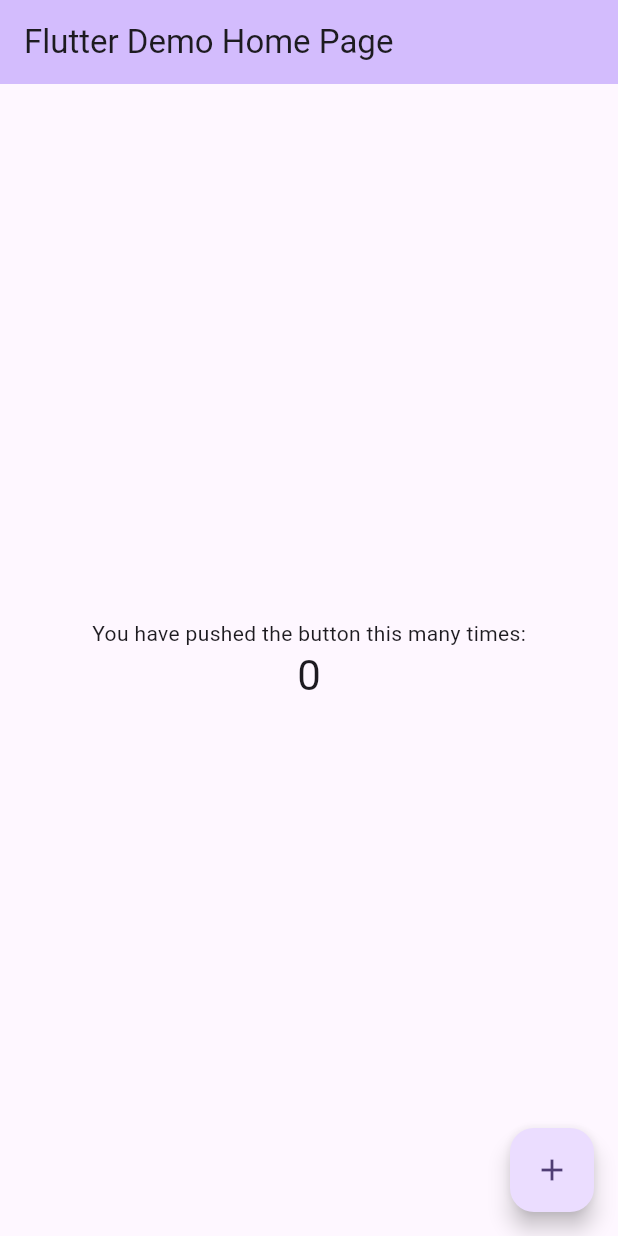
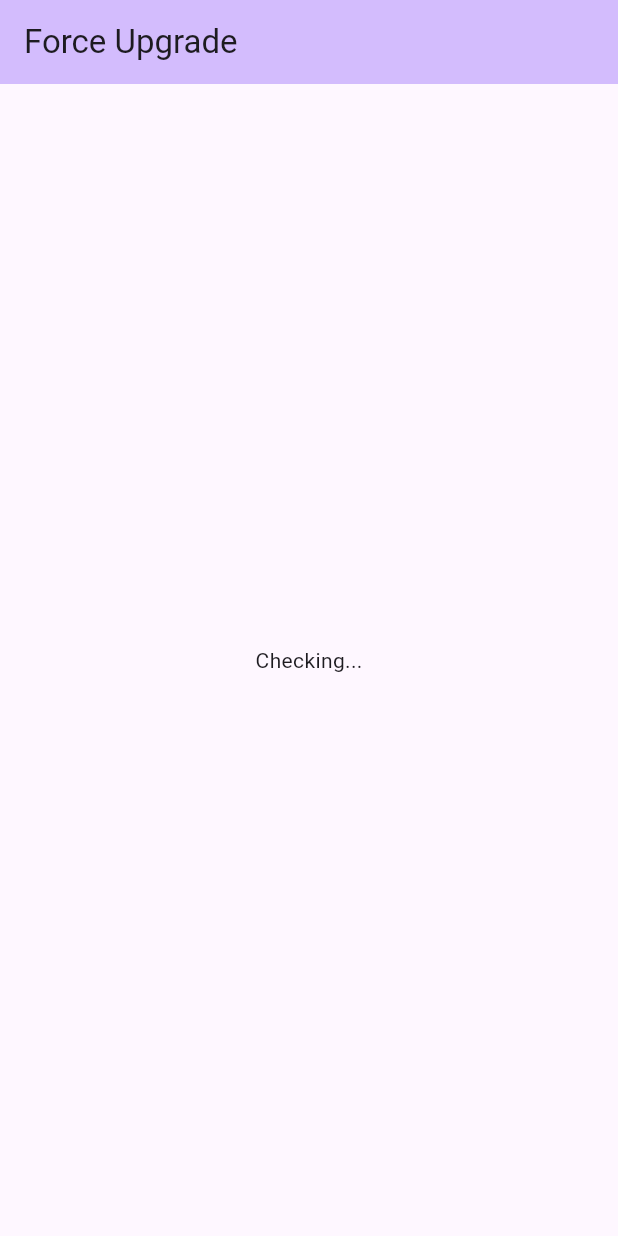
Before and after one commit to creativeprashant007/flutter_force_update, a Flutter app: the screen it shows after launch, on a phone screen of 412 x 824 dp. Run offline on Flutter 3.47's test engine with Material 2 defaults, Android fonts, the light colour scheme and no system bars; drawn by our look-alikes of upgrader.

Commit message:
fix:upgrader configuration

```diff
--- a/lib/main.dart
+++ b/lib/main.dart
@@ -1,4 +1,21 @@
-import 'package:flutter/material.dart';
+import 'package:flutter/material.dart'
+    show
+        AppBar,
+        BuildContext,
+        Center,
+        ColorScheme,
+        Colors,
+        MaterialApp,
+        Scaffold,
+        State,
+        StatefulWidget,
+        StatelessWidget,
+        Text,
+        Theme,
+        ThemeData,
+        Widget,
+        runApp;
+import 'package:upgrader/upgrader.dart';
 
 void main() {
   runApp(const MyApp());
@@ -11,42 +28,18 @@
   @override
   Widget build(BuildContext context) {
     return MaterialApp(
-      title: 'Flutter Demo',
+      title: '`Force Upgrade',
       theme: ThemeData(
-        // This is the theme of your application.
-        //
-        // TRY THIS: Try running your application with "flutter run". You'll see
-        // the application has a blue toolbar. Then, without quitting the app,
-        // try changing the seedColor in the colorScheme below to Colors.green
-        // and then invoke "hot reload" (save your changes or press the "hot
-        // reload" button in a Flutter-supported IDE, or press "r" if you used
-        // the command line to start the app).
-        //
-        // Notice that the counter didn't reset back to zero; the application
-        // state is not lost during the reload. To reset the state, use hot
-        // restart instead.
-        //
-        // This works for code too, not just values: Most code changes can be
-        // tested with just a hot reload.
         colorScheme: ColorScheme.fromSeed(seedColor: Colors.deepPurple),
         useMaterial3: true,
       ),
-      home: const MyHomePage(title: 'Flutter Demo Home Page'),
+      home: const MyHomePage(title: 'Force Upgrade'),
     );
   }
 }
 
 class MyHomePage extends StatefulWidget {
   const MyHomePage({super.key, required this.title});
-
-  // This widget is the home page of your application. It is stateful, meaning
-  // that it has a State object (defined below) that contains fields that affect
-  // how it looks.
-
-  // This class is the configuration for the state. It holds the values (in this
-  // case the title) provided by the parent (in this case the App widget) and
-  // used by the build method of the State. Fields in a Widget subclass are
-  // always marked "final".
 
   final String title;
 
@@ -55,71 +48,21 @@
 }
 
 class _MyHomePageState extends State<MyHomePage> {
-  int _counter = 0;
-
-  void _incrementCounter() {
-    setState(() {
-      // This call to setState tells the Flutter framework that something has
-      // changed in this State, which causes it to rerun the build method below
-      // so that the display can reflect the updated values. If we changed
-      // _counter without calling setState(), then the build method would not be
-      // called again, and so nothing would appear to happen.
-      _counter++;
-    });
-  }
-
+  final cfg = AppcastConfiguration(
+      url:
+          "https://raw.githubusercontent.com/larryaasen/upgrader/master/test/testappcast.xml",
+      supportedOS: ['android']);
   @override
   Widget build(BuildContext context) {
-    // This method is rerun every time setState is called, for instance as done
-    // by the _incrementCounter method above.
-    //
-    // The Flutter framework has been optimized to make rerunning build methods
-    // fast, so that you can just rebuild anything that needs updating rather
-    // than having to individually change instances of widgets.
     return Scaffold(
-      appBar: AppBar(
-        // TRY THIS: Try changing the color here to a specific color (to
-        // Colors.amber, perhaps?) and trigger a hot reload to see the AppBar
-        // change color while the other colors stay the same.
-        backgroundColor: Theme.of(context).colorScheme.inversePrimary,
-        // Here we take the value from the MyHomePage object that was created by
-        // the App.build method, and use it to set our appbar title.
-        title: Text(widget.title),
-      ),
-      body: Center(
-        // Center is a layout widget. It takes a single child and positions it
-        // in the middle of the parent.
-        child: Column(
-          // Column is also a layout widget. It takes a list of children and
-          // arranges them vertically. By default, it sizes itself to fit its
-          // children horizontally, and tries to be as tall as its parent.
-          //
-          // Column has various properties to control how it sizes itself and
-          // how it positions its children. Here we use mainAxisAlignment to
-          // center the children vertically; the main axis here is the vertical
-          // axis because Columns are vertical (the cross axis would be
-          // horizontal).
-          //
-          // TRY THIS: Invoke "debug painting" (choose the "Toggle Debug Paint"
-          // action in the IDE, or press "p" in the console), to see the
-          // wireframe for each widget.
-          mainAxisAlignment: MainAxisAlignment.center,
-          children: <Widget>[
-            const Text(
-              'You have pushed the button this many times:',
-            ),
-            Text(
-              '$_counter',
-              style: Theme.of(context).textTheme.headlineMedium,
-            ),
-          ],
+        appBar: AppBar(
+          backgroundColor: Theme.of(context).colorScheme.inversePrimary,
+          title: Text(widget.title),
         ),
-      ),
-      floatingActionButton: FloatingActionButton(
-        onPressed: _incrementCounter,
-        tooltip: 'Increment',
-        child: const Icon(Icons.add),
-      ), // This trailing comma makes auto-formatting nicer for build methods.
-    );
+        body: UpgradeAlert(
+          upgrader: Upgrader(
+              dialogStyle: UpgradeDialogStyle.cupertino, appcastConfig: cfg),
+          child: Center(child: Text('Checking...')),
+        ));
   }
 }
```
